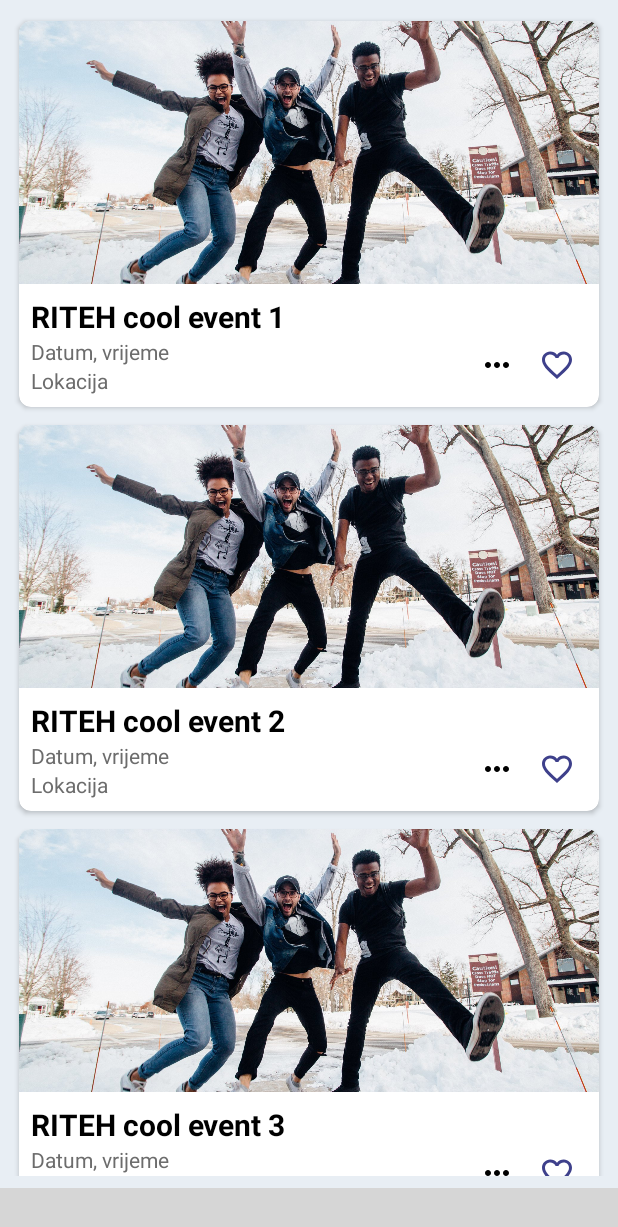
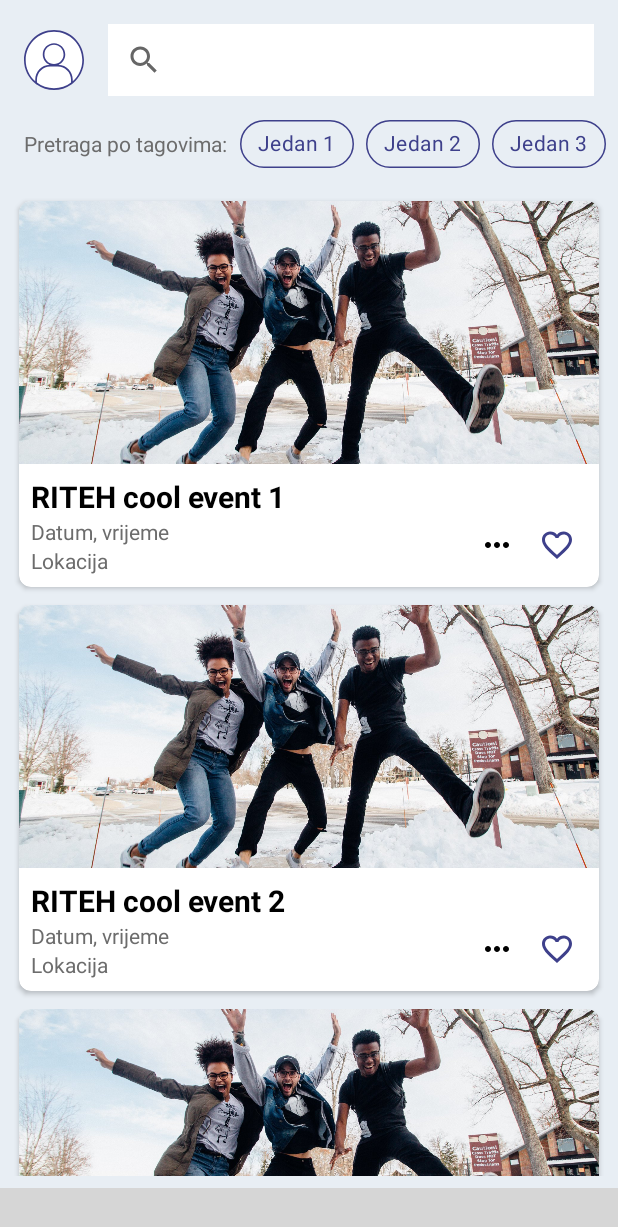
Before and after one commit to Marina-Banov/sztfr, an Android app: the screen it shows after launch once a user with an empty profile is signed in (MainActivity), on a phone screen of 412 x 824 dp. Shown: the top 1227 px of the screen. Run offline under Robolectric (Android 15) with nearby library versions, the phone set to English and light mode, and no system bars; our stand-ins replace Firebase (no records; nobody signed in at launch, a user with empty details on screens opened directly), data binding; libraries missing offline, so code that uses them is left out: com.etebarian.meowbottomnavigation; plain views replace MeowBottomNavigation; 6 statements that could not run were skipped; grey boxes are pictures that could not be loaded.

Commit message:
search and filter layout

```diff
--- a/sztfr-android/app/src/main/java/hr/sztfr/sztfr_android/ui/MainFragment.kt
+++ b/sztfr-android/app/src/main/java/hr/sztfr/sztfr_android/ui/MainFragment.kt
@@ -9,6 +9,7 @@ import androidx.activity.OnBackPressedCallback
 import androidx.databinding.DataBindingUtil
 import androidx.viewpager.widget.ViewPager
 import com.etebarian.meowbottomnavigation.MeowBottomNavigation
+import com.google.android.material.chip.Chip
 import hr.sztfr.sztfr_android.R
 import hr.sztfr.sztfr_android.databinding.FragmentMainBinding
 import java.util.Stack
@@ -32,11 +33,28 @@ class MainFragment : Fragment() {
         binding = DataBindingUtil.inflate(inflater, R.layout.fragment_main, container, false)
         binding.lifecycleOwner = this
 
+        val tags = listOf("Jedan 1", "Jedan 2", "Jedan 3", "Jedan 4", "Jedan 5")
+        for (tag in tags) {
+            val chip = layoutInflater.inflate(R.layout.layout_chip, binding.filter, false) as Chip
+            chip.text = tag
+            binding.filter.addView(chip)
+        }
+
         binding.fragmentContainer.adapter = PagerAdapter(childFragmentManager)
         binding.fragmentContainer.addOnPageChangeListener(object : ViewPager.OnPageChangeListener {
             override fun onPageScrollStateChanged(state: Int) {}
             override fun onPageScrolled(position: Int, positionOffset: Float, positionOffsetPixels: Int) {}
-            override fun onPageSelected(position: Int) { addToStack(position) }
+            override fun onPageSelected(position: Int) {
+                // TODO not a great transition, something to think about
+                if (position == INFO) {
+                    binding.filterContainer.visibility = View.GONE
+                    binding.searchContainer.visibility = View.GONE
+                } else {
+                    binding.filterContainer.visibility = View.VISIBLE
+                    binding.searchContainer.visibility = View.VISIBLE
+                }
+                addToStack(position)
+            }
         })
 
         requireActivity().onBackPressedDispatcher.addCallback(viewLifecycleOwner,
--- /dev/null
+++ b/sztfr-android/app/src/main/res/drawable/circle.xml
@@ -0,0 +1,4 @@
+<?xml version="1.0" encoding="utf-8"?>
+<shape xmlns:android="http://schemas.android.com/apk/res/android">
+    <corners android:radius="@dimen/spacing_extra_large" />
+</shape>
--- /dev/null
+++ b/sztfr-android/app/src/main/res/drawable/ic_profile.xml
@@ -0,0 +1,10 @@
+<vector xmlns:android="http://schemas.android.com/apk/res/android"
+    android:width="40dp"
+    android:height="40dp"
+    android:viewportWidth="32"
+    android:viewportHeight="32">
+  <path
+      android:pathData="M25.1,28.051C22.5695,29.9648 19.4173,31.1 16,31.1C12.5827,31.1 9.4305,29.9648 6.9,28.051V26.5C6.9,22.5788 10.0788,19.4 14,19.4H18C21.9212,19.4 25.1,22.5788 25.1,26.5V28.051ZM26,27.3144V26.5C26,22.2095 22.6225,18.7079 18.3812,18.5089C20.5103,17.5874 22,15.4677 22,13C22,9.6863 19.3137,7 16,7C12.6863,7 10,9.6863 10,13C10,15.4677 11.4897,17.5874 13.6188,18.5089C9.3775,18.7079 6,22.2095 6,26.5V27.3144C2.8721,24.5478 0.9,20.5042 0.9,16C0.9,7.6605 7.6605,0.9 16,0.9C24.3395,0.9 31.1,7.6605 31.1,16C31.1,20.5042 29.1279,24.5478 26,27.3144ZM26,28.4907C29.6579,25.5585 32,21.0528 32,16C32,7.1634 24.8366,0 16,0C7.1634,0 0,7.1634 0,16C0,21.0528 2.3421,25.5585 6,28.4907C6.2903,28.7235 6.5889,28.9463 6.8953,29.1587C6.9077,29.1673 6.9201,29.1759 6.9326,29.1844C9.5098,30.9603 12.6335,32 16,32C19.3665,32 22.4902,30.9603 25.0674,29.1844C25.3705,28.9756 25.6661,28.7565 25.9536,28.5278C25.9691,28.5155 25.9845,28.5031 26,28.4907ZM21.1,13C21.1,15.8167 18.8167,18.1 16,18.1C13.1833,18.1 10.9,15.8167 10.9,13C10.9,10.1833 13.1833,7.9 16,7.9C18.8167,7.9 21.1,10.1833 21.1,13Z"
+      android:fillColor="#000000"
+      android:fillType="evenOdd"/>
+</vector>
--- a/sztfr-android/app/src/main/res/layout/fragment_main.xml
+++ b/sztfr-android/app/src/main/res/layout/fragment_main.xml
@@ -1,16 +1,74 @@
 <?xml version="1.0" encoding="utf-8"?>
-<layout>
-    <RelativeLayout xmlns:android="http://schemas.android.com/apk/res/android"
-        xmlns:tools="http://schemas.android.com/tools"
+<layout xmlns:android="http://schemas.android.com/apk/res/android"
+    xmlns:app="http://schemas.android.com/apk/res-auto"
+    xmlns:tools="http://schemas.android.com/tools">
+    <RelativeLayout
         android:layout_width="match_parent"
         android:layout_height="match_parent"
         android:background="?attr/screensBackgroundColor"
         tools:context=".ui.MainFragment">
 
+        <LinearLayout
+            android:layout_width="match_parent"
+            android:layout_height="wrap_content"
+            android:id="@+id/search_container"
+            android:gravity="center_vertical"
+            android:layout_marginTop="@dimen/spacing_normal"
+            android:layout_marginStart="@dimen/spacing_normal"
+            android:layout_marginEnd="@dimen/spacing_normal">
+
+            <ImageButton
+                android:id="@+id/profile_button"
+                android:layout_width="wrap_content"
+                android:layout_height="wrap_content"
+                app:srcCompat="@drawable/ic_profile"
+                android:tint="?attr/chipStrokeColor"
+                android:background="@drawable/circle"
+                app:backgroundTint="?attr/cardBackgroundColor" />
+
+            <SearchView
+                android:id="@+id/search"
+                android:background="?attr/cardBackgroundColor"
+                android:layout_width="match_parent"
+                android:layout_height="wrap_content"
+                android:layout_marginStart="@dimen/spacing_normal" />
+        </LinearLayout>
+
+        <HorizontalScrollView
+            android:id="@+id/filter_container"
+            android:layout_width="match_parent"
+            android:layout_height="wrap_content"
+            android:layout_below="@id/search_container"
+            android:layout_marginTop="@dimen/spacing_small"
+            android:scrollbars="none">
+
+            <LinearLayout
+                android:layout_width="wrap_content"
+                android:layout_height="wrap_content"
+                android:gravity="center_vertical">
+
+                <TextView
+                    android:id="@+id/filter_text"
+                    style="@style/TextAppearance.SZTFR.DetailsDescription"
+                    android:layout_width="wrap_content"
+                    android:layout_height="wrap_content"
+                    android:layout_marginStart="@dimen/spacing_normal"
+                    android:text="@string/filter_by_tags" />
+
+                <com.google.android.material.chip.ChipGroup
+                    android:id="@+id/filter"
+                    android:layout_width="wrap_content"
+                    android:layout_height="wrap_content"
+                    android:layout_marginStart="@dimen/spacing_small"
+                    app:singleLine="true" />
+            </LinearLayout>
+        </HorizontalScrollView>
+
         <androidx.viewpager.widget.ViewPager
             android:layout_width="match_parent"
             android:layout_height="match_parent"
             android:layout_above="@id/meow_menu"
+            android:layout_below="@id/filter_container"
             android:id="@+id/fragmentContainer" />
 
         <com.etebarian.meowbottomnavigation.MeowBottomNavigation
--- a/sztfr-android/app/src/main/res/values/strings.xml
+++ b/sztfr-android/app/src/main/res/values/strings.xml
@@ -13,6 +13,8 @@
     <string name="login_anonymous">ili <u>nastavi bez prijave</u>\n(neke značajke možda neće biti dostupne)</string>
     <string name="login_failed">Prijava nije uspjela</string>
     <string name="action_sign_out">Odjava</string>
+
+    <string name="filter_by_tags">Pretraga po tagovima:</string>
 
     <string name="tag">Tag</string>
     <string name="return_btn">Povratak</string>
```
